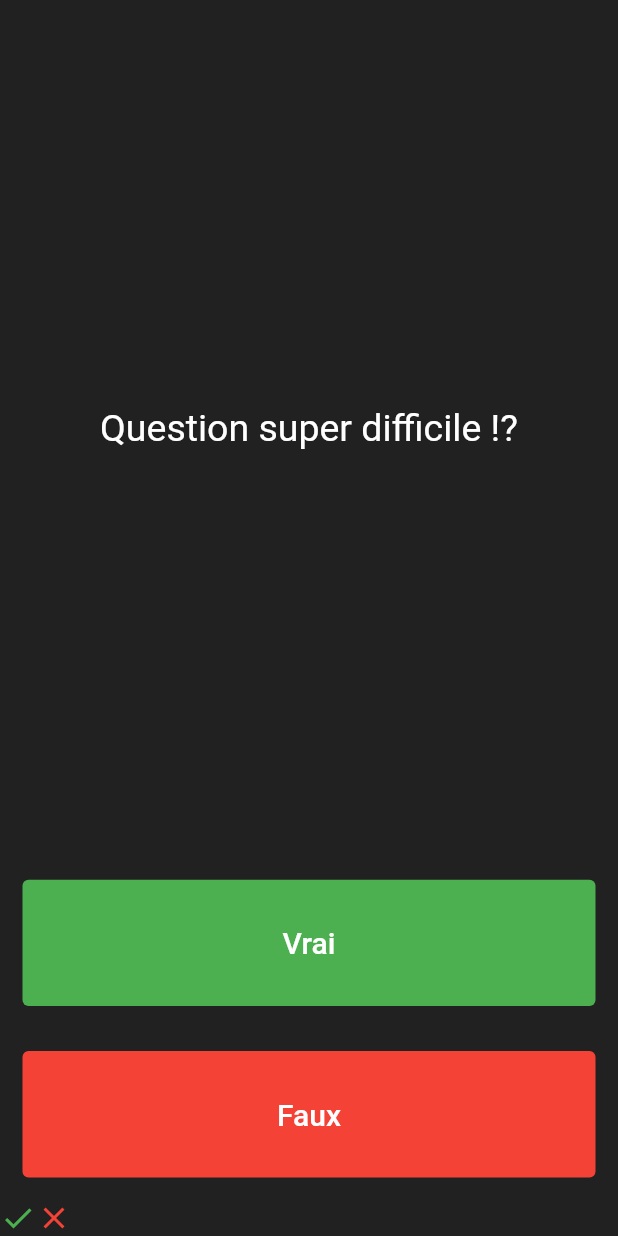
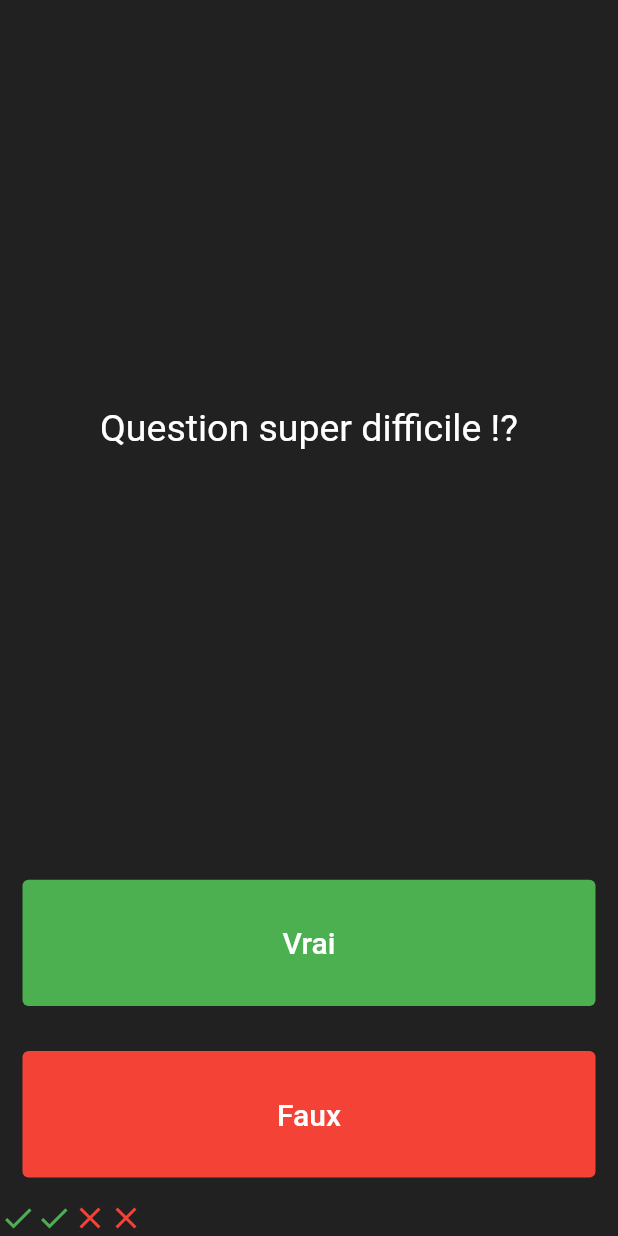
Before and after one commit to FredericMorel/quizz, a Flutter app: the screen it shows after launch, on a phone screen of 412 x 824 dp. Run offline on Flutter 3.47's test engine with Material 2 defaults, Android fonts, the phone set to English and light mode, and no system bars.

Commit message:
3. Liste d'icones

```diff
--- a/lib/main.dart
+++ b/lib/main.dart
@@ -12,6 +12,12 @@ class QuizzApp extends StatefulWidget {
 }
 
 class _QuizzAppState extends State<QuizzApp> {
+  List<Icon> suiviScore = [
+    Icon(Icons.check, color: Colors.green),
+    Icon(Icons.check, color: Colors.green),
+    Icon(Icons.close, color: Colors.red),
+    Icon(Icons.close, color: Colors.red),
+  ];
   @override
   Widget build(BuildContext context) {
     return MaterialApp(
@@ -72,10 +78,7 @@ class _QuizzAppState extends State<QuizzApp> {
                   ),
                 ),
                 Row(
-                  children: [
-                    Icon(Icons.check, color: Colors.green),
-                    Icon(Icons.close, color: Colors.red)
-                  ],
+                  children: suiviScore,
                 )
               ]),
         ),
```
